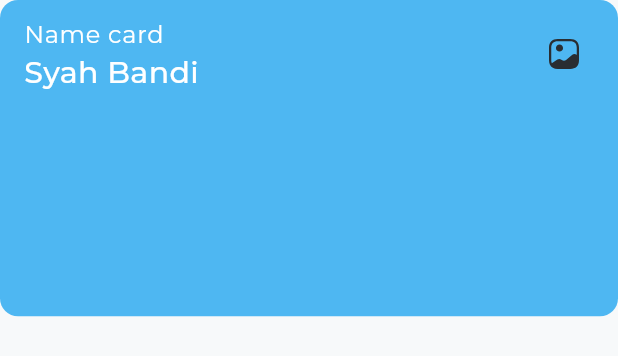
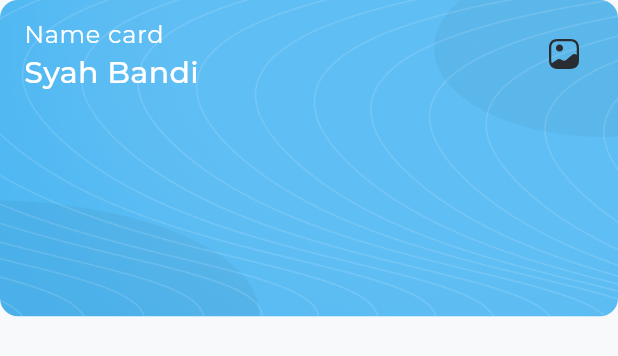
Before and after one commit to Nidhal-Khazene/Invoicing-Dashboard, a Flutter app: the MyCard widget shown alone on an empty page, opened directly, on a phone screen of 412 x 824 dp. Shown: the top 356 px of the screen. Run offline on Flutter 3.47's test engine with Material 3 defaults, Android fonts, the phone set to English and light mode, and no system bars; our stand-ins replace flutter_svg.

```diff
--- a/lib/widgets/my_card.dart
+++ b/lib/widgets/my_card.dart
@@ -13,12 +13,17 @@ class MyCard extends StatelessWidget {
       child: Container(
         width: 420,
         decoration: ShapeDecoration(
+          image: const DecorationImage(
+            image: AssetImage(Images.iconsCardBackgroundAffect),
+          ),
           color: const Color(0xFF4EB7F2),
           shape: RoundedRectangleBorder(
             borderRadius: BorderRadius.circular(12),
           ),
         ),
-        child: ListTile(
+        child: Column(
+          children: [
+            ListTile(
               title: Text(
                 "Name card",
                 style: AppStyles.regular16.copyWith(color: Colors.white),
@@ -29,6 +34,8 @@ class MyCard extends StatelessWidget {
               ),
               trailing: SvgPicture.asset(Images.iconsCardGallery),
             ),
+          ],
+        ),
       ),
     );
   }
```
Lines whose indentation alone changed are shown as unchanged.
